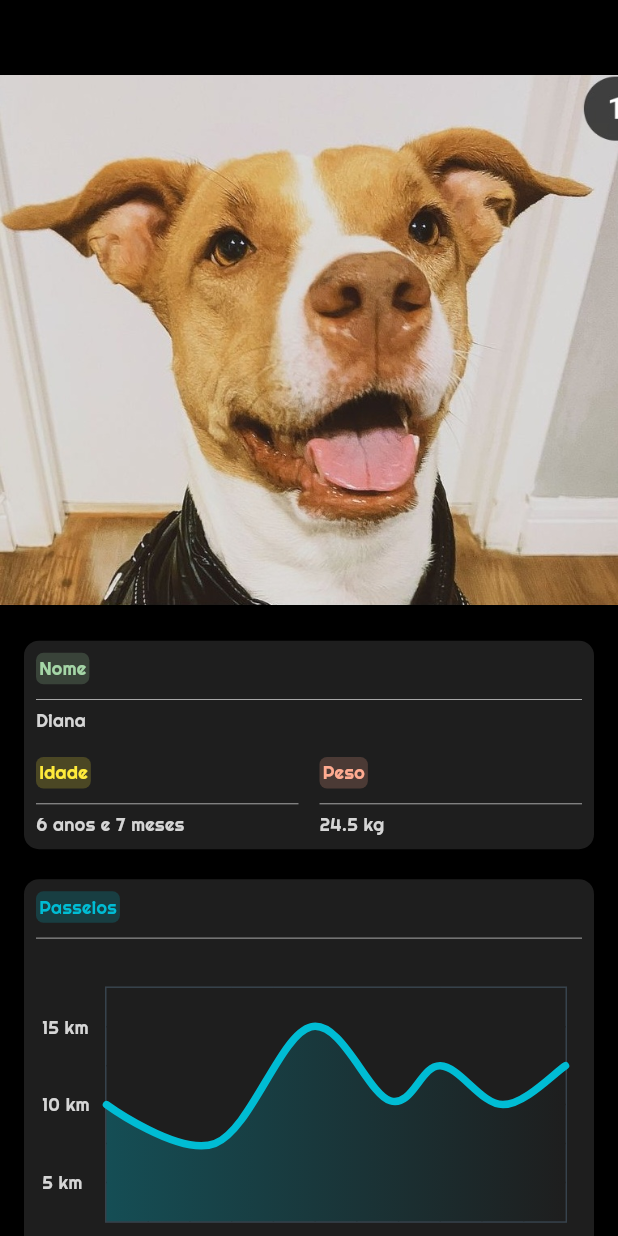
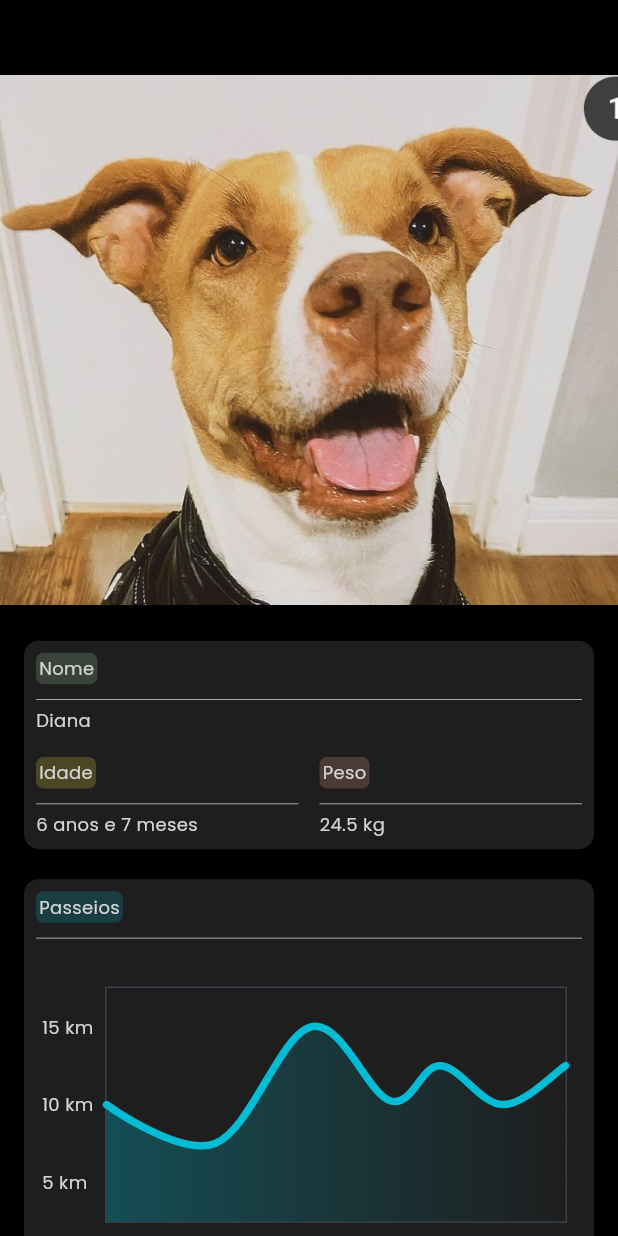
Before and after one commit to AndreNagem1/AmigoPet, a Flutter app: the screen it shows after launch, after a tap on "Diana", on a phone screen of 412 x 824 dp. Run offline on Flutter 3.47's test engine with Material 3 defaults, Android fonts, the light colour scheme and no system bars; drawn by our look-alikes of fl_chart; our stand-ins replace flutter_bloc, google_fonts, shimmer.

Commit message:
updated letter style

```diff
--- a/lib/common_ui/highlighted_text.dart
+++ b/lib/common_ui/highlighted_text.dart
@@ -1,12 +1,14 @@
 import 'package:flutter/cupertino.dart';
 import 'package:google_fonts/google_fonts.dart';
+
+import 'letter_decoration.dart';
 
 class HighLightedText extends StatelessWidget {
   final Color labelColor;
   final String label;
 
-
-  const HighLightedText({super.key,
+  const HighLightedText({
+    super.key,
     required this.labelColor,
     required this.label,
   });
@@ -27,12 +29,7 @@ class HighLightedText extends StatelessWidget {
         padding: const EdgeInsets.all(2.0),
         child: Text(
           label,
-          style: GoogleFonts.righteous(
-            textStyle: TextStyle(
-              fontSize: 12,
-              color: labelColor,
-            ),
-          ),
+          style: AppStyles.poppins12TextStyle,
         ),
       ),
     );
--- a/lib/common_ui/letter_decoration.dart
+++ b/lib/common_ui/letter_decoration.dart
@@ -3,25 +3,25 @@ import 'package:google_fonts/google_fonts.dart';
 import '../colors/app_colors.dart';
 
 class AppStyles {
-  static final TextStyle righteous18TextStyle = GoogleFonts.righteous(
+  static final TextStyle poppins18TextStyle = GoogleFonts.poppins(
     textStyle: TextStyle(
       fontSize: 18,
       color: AppColors.letterColor,
     ),
   );
-  static final TextStyle righteous14TextStyle = GoogleFonts.righteous(
+  static final TextStyle poppins14TextStyle = GoogleFonts.poppins(
     textStyle: TextStyle(
       fontSize: 14,
       color: AppColors.letterColor,
     ),
   );
-  static final TextStyle righteous12TextStyle = GoogleFonts.righteous(
+  static final TextStyle poppins12TextStyle = GoogleFonts.poppins(
     textStyle: TextStyle(
       fontSize: 12,
       color: AppColors.letterColor,
     ),
   );
-  static final TextStyle righteous10TextStyle = GoogleFonts.righteous(
+  static final TextStyle poppins10TextStyle = GoogleFonts.poppins(
     textStyle: TextStyle(
       fontSize: 10,
       color: AppColors.letterColor,
--- a/lib/home/presentation/ui/add_pet_dialog/add_pet_dialog.dart
+++ b/lib/home/presentation/ui/add_pet_dialog/add_pet_dialog.dart
@@ -21,7 +21,7 @@ class AddPetDialog extends StatelessWidget {
             children: [
               Text(
                 'Novo amigo',
-                style: AppStyles.righteous18TextStyle,
+                style: AppStyles.poppins18TextStyle,
               ),
               Container(
                 decoration: BoxDecoration(
@@ -84,7 +84,7 @@ class AddPetDialog extends StatelessWidget {
         TextButton(
           child: Text(
             'Cancelar',
-            style: AppStyles.righteous12TextStyle,
+            style: AppStyles.poppins12TextStyle,
           ),
           onPressed: () {
             Navigator.of(context).pop(); // Close the dialog
--- a/lib/home/presentation/ui/add_pet_dialog/add_pet_input.dart
+++ b/lib/home/presentation/ui/add_pet_dialog/add_pet_input.dart
@@ -33,7 +33,7 @@ class AddPetInput extends StatelessWidget {
               hintText: label,
               hintStyle: TextStyle(color: labelColor),
             ),
-            style: AppStyles.righteous14TextStyle,
+            style: AppStyles.poppins14TextStyle,
             keyboardType: inputType ?? TextInputType.text,
           ),
         ),
--- a/lib/home/presentation/ui/pet_dialog/pet_dialog.dart
+++ b/lib/home/presentation/ui/pet_dialog/pet_dialog.dart
@@ -6,6 +6,8 @@ import 'package:amigo_pet/home/presentation/ui/pet_dialog/pet_dialog_item.dart';
 import 'package:amigo_pet/home/presentation/ui/pet_dialog/status_row.dart';
 import 'package:flutter/material.dart';
 import 'package:google_fonts/google_fonts.dart';
+
+import '../../../../common_ui/letter_decoration.dart';
 
 class PetDialog extends StatelessWidget {
   final PetDialogInfo info;
@@ -41,12 +43,7 @@ class PetDialog extends StatelessWidget {
                 const SizedBox(width: 14),
                 Text(
                   info.name,
-                  style: GoogleFonts.righteous(
-                    textStyle: const TextStyle(
-                      fontSize: 20,
-                      color: AppColors.letterColor,
-                    ),
-                  ),
+                  style: AppStyles.poppins12TextStyle,
                 ),
                 Spacer(),
                 PetDialogDistancePerDay()
--- a/lib/home/presentation/ui/pet_dialog/pet_dialog_distance_per_day.dart
+++ b/lib/home/presentation/ui/pet_dialog/pet_dialog_distance_per_day.dart
@@ -24,11 +24,11 @@ class PetDialogDistancePerDay extends StatelessWidget {
           children: [
             Text(
               'Total percorrido hoje',
-              style: AppStyles.righteous10TextStyle.copyWith(color: AppColors.warmGreen),
+              style: AppStyles.poppins10TextStyle.copyWith(color: AppColors.warmGreen),
             ),
             Text(
               '24 m',
-              style: AppStyles.righteous18TextStyle.copyWith(color: AppColors.warmGreen),
+              style: AppStyles.poppins18TextStyle.copyWith(color: AppColors.warmGreen),
             ),
           ],
         ),
--- a/lib/home/presentation/ui/pet_dialog/pet_dialog_item.dart
+++ b/lib/home/presentation/ui/pet_dialog/pet_dialog_item.dart
@@ -3,6 +3,7 @@ import 'package:flutter/material.dart';
 import 'package:google_fonts/google_fonts.dart';
 
 import '../../../../colors/app_colors.dart';
+import '../../../../common_ui/letter_decoration.dart';
 
 class PetDialogItem extends StatelessWidget {
   final IconData icon;
@@ -43,12 +44,7 @@ class PetDialogItem extends StatelessWidget {
             SizedBox(width: 10),
             Text(
               label,
-              style: GoogleFonts.righteous(
-                textStyle: TextStyle(
-                  fontSize: 12,
-                  color: AppColors.letterColor,
-                ),
-              ),
+              style: AppStyles.poppins12TextStyle,
             ),
           ],
         ),
--- a/lib/home/presentation/ui/pet_dialog/status_row.dart
+++ b/lib/home/presentation/ui/pet_dialog/status_row.dart
@@ -3,6 +3,7 @@ import 'package:flutter/material.dart';
 import 'package:google_fonts/google_fonts.dart';
 
 import '../../../../colors/app_colors.dart';
+import '../../../../common_ui/letter_decoration.dart';
 
 
 class StatusRow extends StatelessWidget {
@@ -41,12 +42,7 @@ class StatusRow extends StatelessWidget {
         SizedBox(width: 10),
         Text(
           label,
-          style: GoogleFonts.righteous(
-            textStyle: TextStyle(
-              fontSize: 12,
-              color: AppColors.letterColor,
-            ),
-          ),
+          style: AppStyles.poppins12TextStyle,
         )
       ],
     );
--- a/lib/pet_details/presentation/charts/chart_walking.dart
+++ b/lib/pet_details/presentation/charts/chart_walking.dart
@@ -47,7 +47,7 @@ class _LineChartSample2State extends State<WalkingChart> {
   }
 
   Widget bottomTitleWidgets(double value, TitleMeta meta) {
-    final style = AppStyles.righteous12TextStyle;
+    final style = AppStyles.poppins12TextStyle;
 
     Widget text;
     switch (value.toInt()) {
@@ -78,7 +78,7 @@ class _LineChartSample2State extends State<WalkingChart> {
   }
 
   Widget leftTitleWidgets(double value, TitleMeta meta) {
-    final style = AppStyles.righteous12TextStyle;
+    final style = AppStyles.poppins12TextStyle;
 
     String text;
     switch (value.toInt()) {
--- a/lib/pet_details/presentation/charts/chart_weight.dart
+++ b/lib/pet_details/presentation/charts/chart_weight.dart
@@ -47,7 +47,7 @@ class _ChartWeightState extends State<ChartWeight> {
   }
 
   Widget bottomTitleWidgets(double value, TitleMeta meta) {
-    final style = AppStyles.righteous12TextStyle;
+    final style = AppStyles.poppins12TextStyle;
 
     Widget text;
     switch (value.toInt()) {
@@ -78,7 +78,7 @@ class _ChartWeightState extends State<ChartWeight> {
   }
 
   Widget leftTitleWidgets(double value, TitleMeta meta) {
-    final style = AppStyles.righteous10TextStyle;
+    final style = AppStyles.poppins10TextStyle;
 
     String text;
     switch (value.toInt()) {
--- a/lib/pet_details/presentation/pet_info_container/pet_info_data.dart
+++ b/lib/pet_details/presentation/pet_info_container/pet_info_data.dart
@@ -2,6 +2,7 @@ import 'package:flutter/cupertino.dart';
 import 'package:google_fonts/google_fonts.dart';
 
 import '../../../colors/app_colors.dart';
+import '../../../common_ui/letter_decoration.dart';
 
 class PetInfoData extends StatelessWidget {
   final String data;
@@ -15,12 +16,7 @@ class PetInfoData extends StatelessWidget {
       children: [
         Text(
           data,
-          style: GoogleFonts.righteous(
-            textStyle: TextStyle(
-              fontSize: 12,
-              color: AppColors.letterColor,
-            ),
-          ),
+          style: AppStyles.poppins12TextStyle,
         ),
       ],
     );
--- a/lib/pet_details/presentation/pet_info_container/pet_info_spandable.dart
+++ b/lib/pet_details/presentation/pet_info_container/pet_info_spandable.dart
@@ -43,7 +43,7 @@ class _ExpandableWidgetState extends State<PetInfoExpandable> {
                   children: [
                     Text(
                       widget.label,
-                      style: AppStyles.righteous12TextStyle,
+                      style: AppStyles.poppins12TextStyle,
                     ),
                     Container(
                       height: 24,
@@ -85,7 +85,7 @@ class _ExpandableWidgetState extends State<PetInfoExpandable> {
               child: Text(
                 'Here is some expandable content! '
                 'You can place any widget here, such as a list, text, or images.',
-                style: AppStyles.righteous12TextStyle,
+                style: AppStyles.poppins12TextStyle,
               ),
             ),
           ),
```
